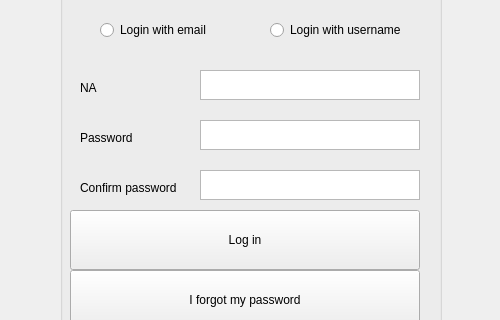
Before: the Qt Designer form My_Beloved_Client/login.ui in HoSaiN-643/QuantumDeck, drawn with Qt 5; both pictures show x 149 to 649 and y 99 to 419 of the 800 by 600 pixel window.
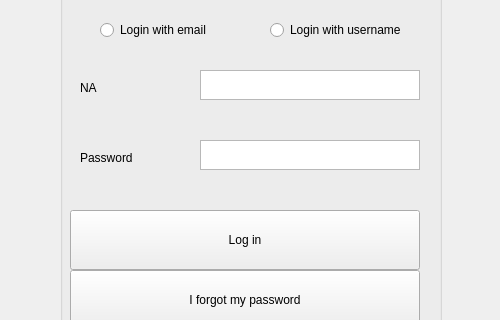
After: the same form once the commit is applied.

Diff of the .ui file:
```diff
--- a/My_Beloved_Client/login.ui
+++ b/My_Beloved_Client/login.ui
@@ -85,7 +85,7 @@
        <property name="geometry">
         <rect>
          <x>20</x>
-         <y>220</y>
+         <y>240</y>
          <width>80</width>
          <height>16</height>
         </rect>
@@ -94,19 +94,6 @@
         <string>Password</string>
        </property>
       </widget>
-      <widget class="QLabel" name="label_4">
-       <property name="geometry">
-        <rect>
-         <x>20</x>
-         <y>270</y>
-         <width>100</width>
-         <height>16</height>
-        </rect>
-       </property>
-       <property name="text">
-        <string>Confirm password</string>
-       </property>
-      </widget>
       <widget class="QTextEdit" name="UE_text">
        <property name="geometry">
         <rect>
@@ -121,17 +108,7 @@
        <property name="geometry">
         <rect>
          <x>140</x>
-         <y>210</y>
-         <width>220</width>
-         <height>30</height>
-        </rect>
-       </property>
-      </widget>
-      <widget class="QTextEdit" name="Confirm_Pwd_text">
-       <property name="geometry">
-        <rect>
-         <x>140</x>
-         <y>260</y>
+         <y>230</y>
          <width>220</width>
          <height>30</height>
         </rect>
```
